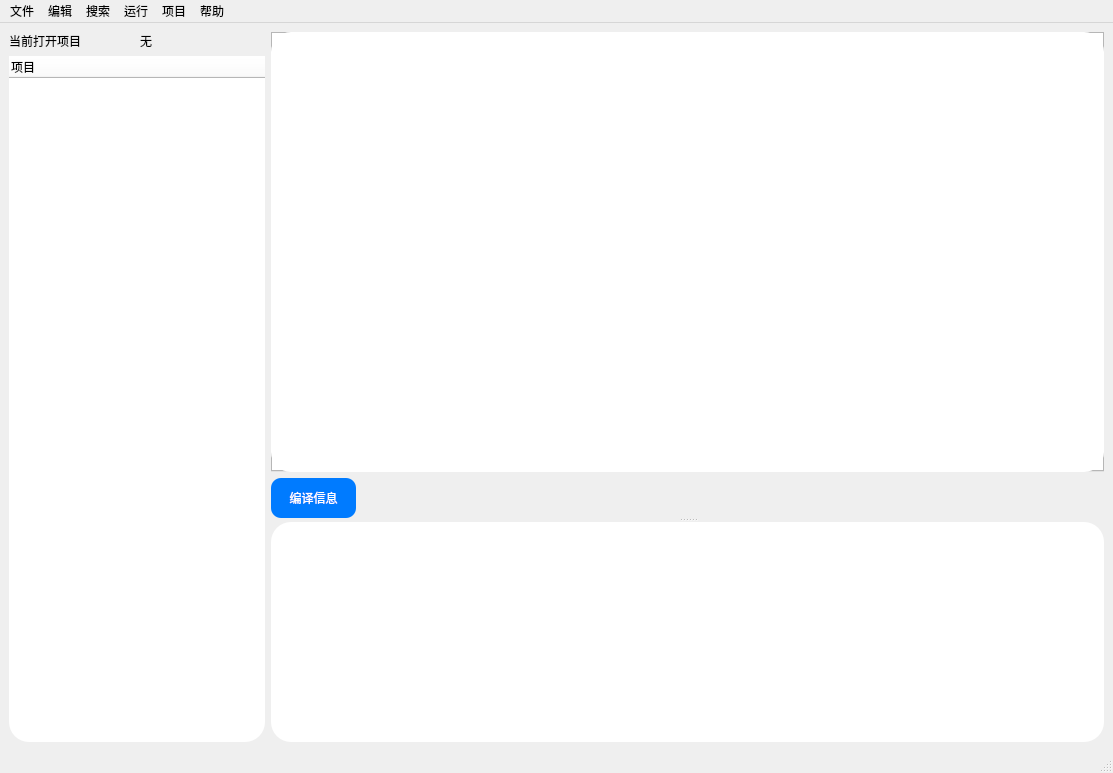
XiaoZheng2003/BIT-QT-IDE, file CEditor/mainwindow.ui: the form before one commit.
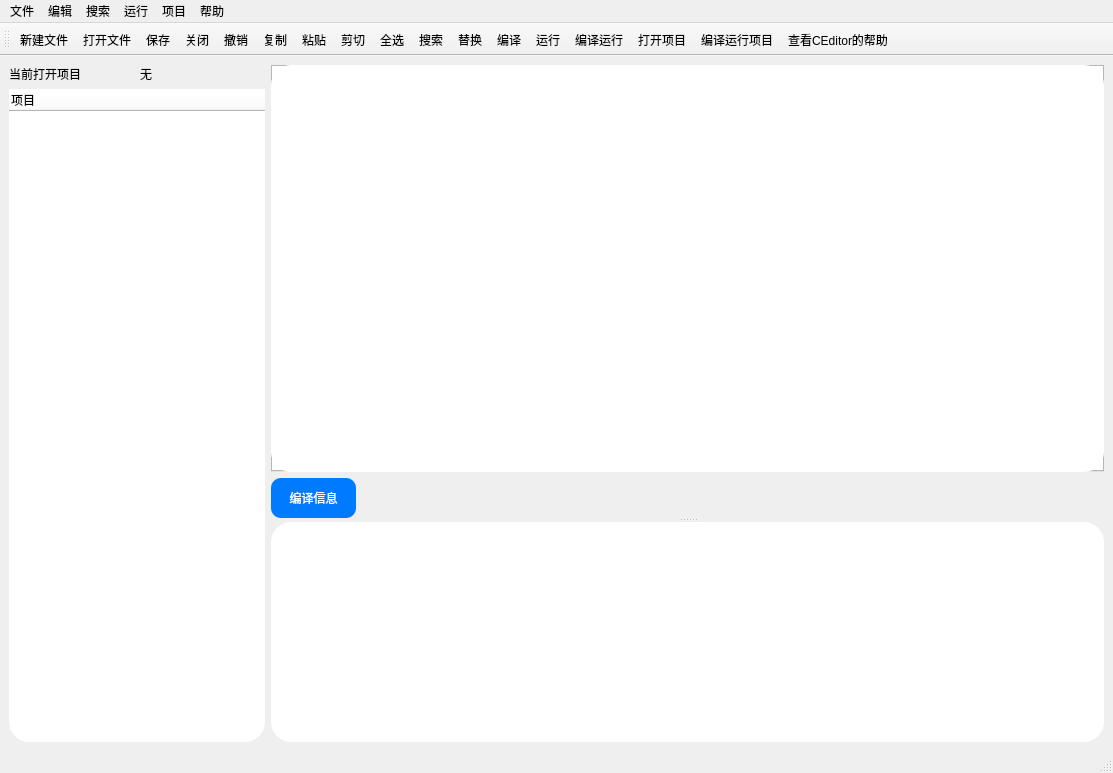
The form after the commit. Icons and pictures are not drawn.

Patch:
```diff
--- a/CEditor/mainwindow.ui
+++ b/CEditor/mainwindow.ui
@@ -223,6 +223,34 @@
    <addaction name="menu_4"/>
   </widget>
   <widget class="QStatusBar" name="statusBar"/>
+  <widget class="QToolBar" name="toolBar">
+   <property name="windowTitle">
+    <string>toolBar</string>
+   </property>
+   <attribute name="toolBarArea">
+    <enum>TopToolBarArea</enum>
+   </attribute>
+   <attribute name="toolBarBreak">
+    <bool>false</bool>
+   </attribute>
+   <addaction name="actionNewFile"/>
+   <addaction name="actionOpen"/>
+   <addaction name="actionSave"/>
+   <addaction name="actionClose"/>
+   <addaction name="actionUndo"/>
+   <addaction name="actionCopy"/>
+   <addaction name="actionPaste"/>
+   <addaction name="actionCut"/>
+   <addaction name="selectall"/>
+   <addaction name="actionSearch"/>
+   <addaction name="actionReplace"/>
+   <addaction name="actionCompile"/>
+   <addaction name="actionRun"/>
+   <addaction name="actionCompileRun"/>
+   <addaction name="actionOpenProject"/>
+   <addaction name="actionCompileRunProject"/>
+   <addaction name="help"/>
+  </widget>
   <action name="actionNewProject">
    <property name="text">
     <string>新建项目</string>
```
Left out of the diff: 98 changed lines with no effect on the pictures.
